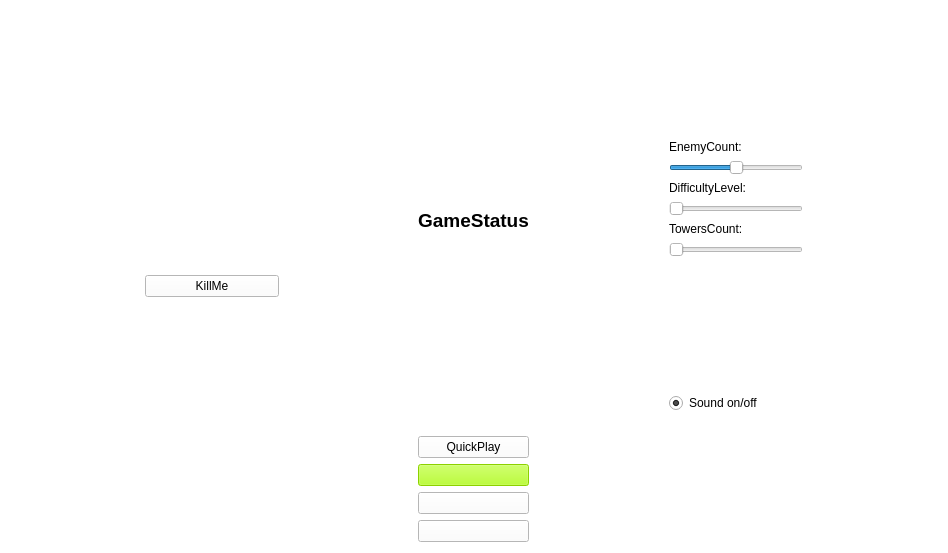
Old version of the form mainmenu.ui in the repository BetmanSmall/LittleGame.
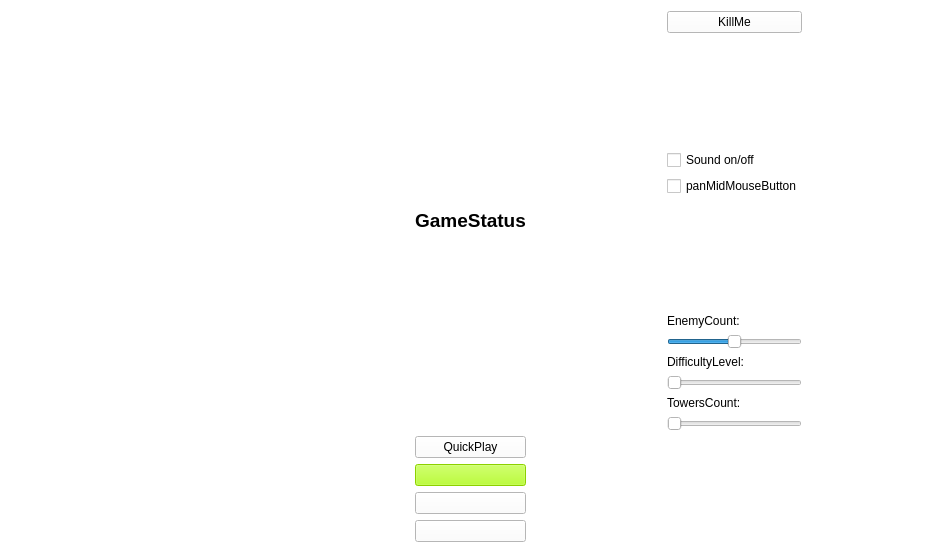
New version of the form. Icons and pictures are not drawn.

Commit message: panMidMouseButton and fix problem with draw on second map

The edit to the form file:
```diff
--- a/mainmenu.ui
+++ b/mainmenu.ui
@@ -466,13 +466,6 @@
        </property>
       </spacer>
      </item>
-     <item>
-      <widget class="QPushButton" name="killButton">
-       <property name="text">
-        <string>KillMe</string>
-       </property>
-      </widget>
-     </item>
     </layout>
    </item>
    <item>
@@ -1010,6 +1003,40 @@
    </item>
    <item>
     <layout class="QVBoxLayout" name="verticalLayout_3">
+     <item>
+      <widget class="QPushButton" name="killButton">
+       <property name="text">
+        <string>KillMe</string>
+       </property>
+      </widget>
+     </item>
+     <item>
+      <spacer name="verticalSpacer_2">
+       <property name="orientation">
+        <enum>Qt::Vertical</enum>
+       </property>
+       <property name="sizeHint" stdset="0">
+        <size>
+         <width>20</width>
+         <height>40</height>
+        </size>
+       </property>
+      </spacer>
+     </item>
+     <item>
+      <widget class="QCheckBox" name="sound">
+       <property name="text">
+        <string>Sound on/off</string>
+       </property>
+      </widget>
+     </item>
+     <item>
+      <widget class="QCheckBox" name="panMidMouseButton">
+       <property name="text">
+        <string>panMidMouseButton</string>
+       </property>
+      </widget>
+     </item>
      <item>
       <spacer name="verticalSpacer_3">
        <property name="orientation">
@@ -1102,29 +1129,6 @@
        </property>
       </spacer>
      </item>
-     <item>
-      <widget class="QRadioButton" name="sound">
-       <property name="text">
-        <string>Sound on/off</string>
-       </property>
-       <property name="checked">
-        <bool>true</bool>
-       </property>
-      </widget>
-     </item>
-     <item>
-      <spacer name="verticalSpacer_2">
-       <property name="orientation">
-        <enum>Qt::Vertical</enum>
-       </property>
-       <property name="sizeHint" stdset="0">
-        <size>
-         <width>20</width>
-         <height>40</height>
-        </size>
-       </property>
-      </spacer>
-     </item>
     </layout>
    </item>
    <item>
```
The commit also changes 22 other files.
